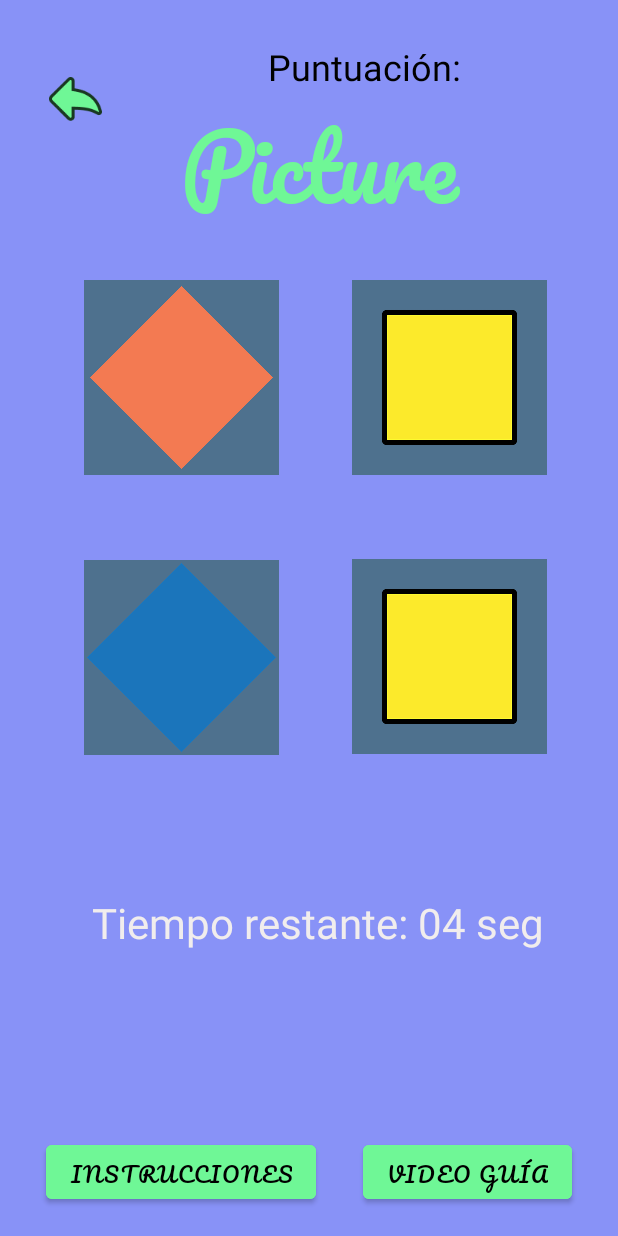
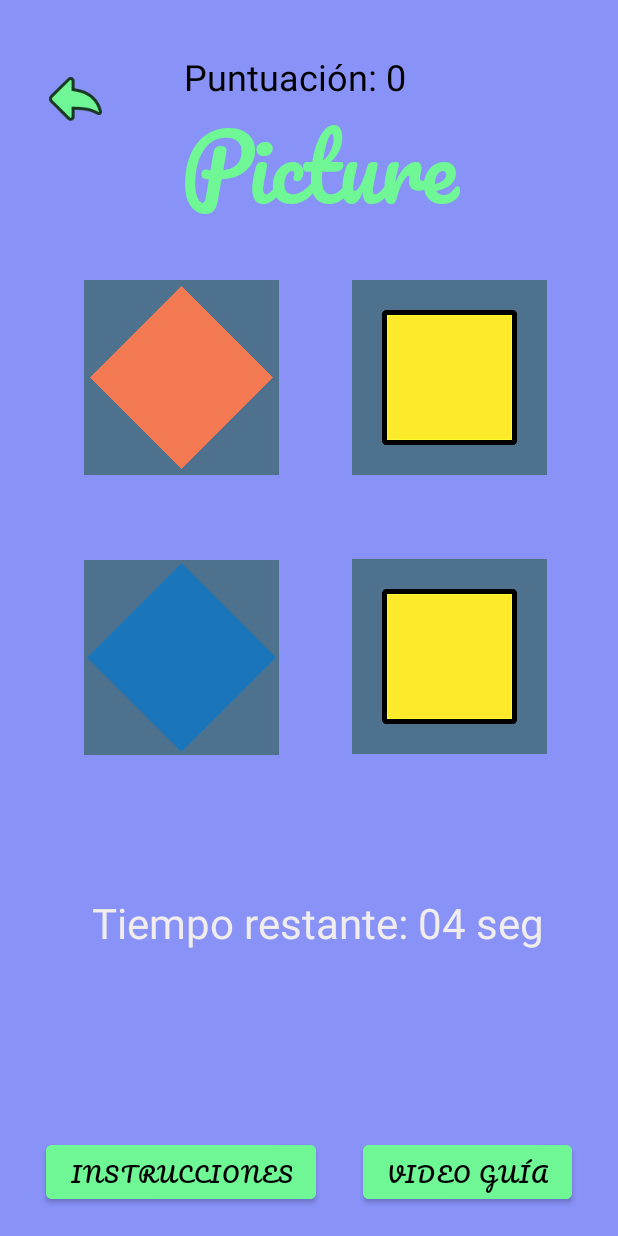
Before and after one commit to joelesdar/Remind-App, an Android app: the pictureGameScreen screen opened directly, with no data from a screen before it, on a phone screen of 412 x 824 dp. Run offline under Robolectric (Android 15) with nearby library versions, the phone set to English and light mode, and no system bars.

Commit message:
merge Final final funcionanding ahora si enserio

```diff
--- a/app/src/main/AndroidManifest.xml
+++ b/app/src/main/AndroidManifest.xml
@@ -17,11 +17,6 @@
         <activity
             android:name=".MainActivity"
             android:exported="true">
-            <intent-filter>
-                <action android:name="android.intent.action.MAIN" />
-
-                <category android:name="android.intent.category.LAUNCHER" />
-            </intent-filter>
 
             <meta-data
                 android:name="android.app.lib_name"
--- a/app/src/main/java/com/example/twins/Juego.java
+++ b/app/src/main/java/com/example/remind_app/Juego.java
@@ -1,4 +1,4 @@
-package com.example.twins;
+package com.example.remind_app;
 
 import android.graphics.Color;
 import android.os.Bundle;
@@ -11,11 +11,12 @@ import android.widget.TextView;
 import android.widget.Toast;
 
 import androidx.annotation.Nullable;
+
 import java.util.ArrayList;
 import java.util.Arrays;
 import java.util.Collections;
 
-public class Juego extends  MainActivity {
+public class Juego extends MainActivity {
 
     //Variables vista
     ImageButton imb00, imb01, imb02, imb03, imb04, imb05, imb06, imb07, imb08, imb09, imb10, imb11, imb12, imb13, imb14, imb15, imb16, imb17, imb18, imb19;
--- a/app/src/main/java/com/example/remind_app/MenuPrincipal.java
+++ b/app/src/main/java/com/example/remind_app/MenuPrincipal.java
@@ -20,4 +20,10 @@ public class MenuPrincipal extends AppCompatActivity {
         Intent pictureGame = new Intent (this, Picture.class);
         startActivity(pictureGame);
     }
+
+    /** Funcion para ingresar al juego twins */
+    public void IngresoTwins(View view) {
+        Intent twinsGame = new Intent (this, MainActivity.class);
+        startActivity(twinsGame);
+    }
 }
--- a/app/src/main/java/com/example/remind_app/picture/pictureGameScreen.java
+++ b/app/src/main/java/com/example/remind_app/picture/pictureGameScreen.java
@@ -3,6 +3,7 @@ package com.example.remind_app.picture;
 import android.app.AlertDialog;
 import android.content.DialogInterface;
 import android.content.Intent;
+import android.graphics.Rect;
 import android.os.Bundle;
 import android.os.CountDownTimer;
 import android.view.View;
@@ -24,12 +25,18 @@ import java.util.Scanner;
 public class pictureGameScreen extends AppCompatActivity {
 
     // Imagenes que se mostraran en pantalla
-    ImageView image1, image2, image3, image4;
+    ImageView image1, image2, image3, image4, image5, image6, image7, image8;
     ImageView imguser1, imguser2, imguser3, imguser4;
 
     Button instrucciones;
 
-    TextView time;
+    TextView time, PuntuacionPicture;
+
+    int puntuacion=0;
+
+    Rect area1, area2, area3, area4;
+
+    long segs = 5000;
 
     @Override
     protected void onCreate(Bundle savedInstanceState) {
@@ -42,6 +49,14 @@ public class pictureGameScreen extends AppCompatActivity {
         image2 = (ImageView) findViewById(R.id.imagen2);
         image3 = (ImageView) findViewById(R.id.imagen3);
         image4 = (ImageView) findViewById(R.id.imagen4);
+        image5 = (ImageView) findViewById(R.id.imagen5);
+        image6 = (ImageView) findViewById(R.id.imagen6);
+        image7 = (ImageView) findViewById(R.id.imagen7);
+        image8 = (ImageView) findViewById(R.id.imagen8);
+        image5.setVisibility(View.INVISIBLE);
+        image6.setVisibility(View.INVISIBLE);
+        image7.setVisibility(View.INVISIBLE);
+        image8.setVisibility(View.INVISIBLE);
 
         // imagenes con las que interactua el usuario
         imguser1 = (ImageView) findViewById(R.id.img1);
@@ -51,19 +66,16 @@ public class pictureGameScreen extends AppCompatActivity {
 
         time = (TextView) findViewById(R.id.gameTime);
 
+        PuntuacionPicture = (TextView) findViewById(R.id.PuntuacionPicture);
+
         instrucciones = findViewById(R.id.botonInstruccionesPicture2);
 
         /** Funciones de juego **/
         RandomImages();
         iniciarTiempo();
 
-        instrucciones.setOnClickListener(new View.OnClickListener() {
-            @Override
-            public void onClick(View view) {
-                mostrarInstrucciones();
-                System.out.println("Mostrar las instrucciones...");
-            }
-        });
+        /**Seleccion de imagenes**/
+
 
 
     }
@@ -106,7 +118,6 @@ public class pictureGameScreen extends AppCompatActivity {
 
     /**Temporizador**/
     private void iniciarTiempo(){
-        long segs = 5000;
 
         CountDownTimer contador = new CountDownTimer(segs, 1000) {
             @Override
@@ -123,18 +134,81 @@ public class pictureGameScreen extends AppCompatActivity {
             public void onFinish() {
                 time.setText("");
                 // ocultar imagenes
-                image1.setImageResource(R.drawable.googlepay_button_overlay);
-                image2.setImageResource(R.drawable.googlepay_button_overlay);
-                image3.setImageResource(R.drawable.googlepay_button_overlay);
-                image4.setImageResource(R.drawable.googlepay_button_overlay);
+                image1.setVisibility(View.INVISIBLE);
+                image2.setVisibility(View.INVISIBLE);
+                image3.setVisibility(View.INVISIBLE);
+                image4.setVisibility(View.INVISIBLE);
+                image5.setVisibility(View.VISIBLE);
+                image6.setVisibility(View.VISIBLE);
+                image7.setVisibility(View.VISIBLE);
+                image8.setVisibility(View.VISIBLE);
 
                 imguser1.setVisibility(View.VISIBLE);
                 imguser2.setVisibility(View.VISIBLE);
                 imguser3.setVisibility(View.VISIBLE);
                 imguser4.setVisibility(View.VISIBLE);
+
+                generarArea();
+                //verificarImagenes();
+
+                imguser1.setClickable(true);
+                imguser2.setClickable(true);
+                imguser3.setClickable(true);
+                imguser4.setClickable(true);
             }
         }.start();
     }
+
+    private Rect getLocationOnScreen(View mView) {
+        Rect mRect = new Rect();
+        int[] location = new int[2];
+
+        mView.getLocationOnScreen(location);
+
+        mRect.left = location[0];
+        mRect.top = location[1];
+        mRect.right = location[0] + mView.getWidth();
+        mRect.bottom = location[1] + mView.getHeight();
+
+        return mRect;
+    }
+
+    private void generarArea(){
+        area1 = getLocationOnScreen(image1);
+        area2 = getLocationOnScreen(image2);
+        area3 = getLocationOnScreen(image3);
+        area4 = getLocationOnScreen(image4);
+    }
+
+//    public View onClick(View v) {
+//        View vista = v;
+//        return vista;
+//    }
+
+//    private void verificarImagenes(){
+//        int[] values = new int[2];
+//        view.getLocationOnScreen(values);
+//        if(area1.contains(values1[0],values1[1])){
+//            puntuacion+=50;
+//            image1.setVisibility(View.VISIBLE);
+//            image5.setVisibility(View.INVISIBLE);
+//        }else if(area2.contains(values2[0],values2[1])){
+//            puntuacion+=50;
+//            image2.setVisibility(View.VISIBLE);
+//            image6.setVisibility(View.INVISIBLE);
+//        }else if(area2.contains(values3[0],values3[1])){
+//            puntuacion+=50;
+//            image3.setVisibility(View.VISIBLE);
+//            image7.setVisibility(View.INVISIBLE);
+//        }else if(area2.contains(values4[0],values4[1])){
+//            puntuacion+=50;
+//            image4.setVisibility(View.VISIBLE);
+//            image8.setVisibility(View.INVISIBLE);
+//        }else{
+//            puntuacion-=25;
+//        }
+//        PuntuacionPicture.setText("PuntuaciÃ³n: "+ (puntuacion-50));
+//    }
 
     /** Funcion para regresar al menu del juego picture */
     public void RegresoPicture(View view) {
--- a/app/src/main/res/layout/activity_main.xml
+++ b/app/src/main/res/layout/activity_main.xml
@@ -28,6 +28,7 @@
         android:layout_marginBottom="68dp"
         android:background="@null"
         android:contentDescription="@string/botonAtras"
+        android:onClick="Regresar"
         app:layout_constraintBottom_toTopOf="@+id/botonJugar"
         app:layout_constraintTop_toTopOf="parent"
         app:layout_constraintVertical_bias="0.0"
--- a/app/src/main/res/layout/activity_menu_principal.xml
+++ b/app/src/main/res/layout/activity_menu_principal.xml
@@ -13,6 +13,7 @@
         android:layout_height="144dp"
         android:background="@color/Complementary"
         android:fontFamily="@font/pacifico"
+        android:onClick="IngresoTwins"
         android:text="Twins"
         android:textColor="@color/Alert"
         android:textSize="16sp"
--- a/app/src/main/res/layout/activity_picture_game_screen.xml
+++ b/app/src/main/res/layout/activity_picture_game_screen.xml
@@ -38,17 +38,17 @@
         tools:ignore="MissingConstraints" />
 
     <TextView
-        android:id="@+id/maximaPuntuacionPicture"
+        android:id="@+id/PuntuacionPicture"
         android:layout_width="233dp"
         android:layout_height="42dp"
-        android:text="Puntuación:"
+        android:layout_marginEnd="56dp"
+        android:text="Puntuación: 0"
         android:textColor="@color/black"
         android:textSize="24sp"
         app:layout_constraintBottom_toBottomOf="parent"
         app:layout_constraintEnd_toEndOf="parent"
-        app:layout_constraintHorizontal_bias="0.487"
         app:layout_constraintTop_toTopOf="parent"
-        app:layout_constraintVertical_bias="0.036" />
+        app:layout_constraintVertical_bias="0.044" />
 
     <TextView
         android:id="@+id/gameTime"
@@ -115,6 +115,7 @@
         android:layout_width="80dp"
         android:layout_height="80dp"
         android:background="#004E718E"
+        android:clickable="false"
         android:src="@drawable/googlepay_button_overlay"
         android:visibility="invisible"
         app:layout_constraintBottom_toBottomOf="parent"
@@ -205,5 +206,61 @@
         app:layout_constraintTop_toBottomOf="@+id/tituloPicture"
         app:layout_constraintVertical_bias="0.0" />
 
+    <ImageView
+        android:id="@+id/imagen7"
+        android:layout_width="130dp"
+        android:layout_height="130dp"
+        android:layout_marginTop="40dp"
+        android:background="#4E718E"
+        android:src="@drawable/googlepay_button_overlay"
+        app:layout_constraintBottom_toBottomOf="parent"
+        app:layout_constraintEnd_toEndOf="parent"
+        app:layout_constraintHorizontal_bias="0.199"
+        app:layout_constraintStart_toStartOf="parent"
+        app:layout_constraintTop_toBottomOf="@+id/tituloPicture"
+        app:layout_constraintVertical_bias="0.413" />
+
+    <ImageView
+        android:id="@+id/imagen6"
+        android:layout_width="130dp"
+        android:layout_height="130dp"
+        android:layout_marginTop="40dp"
+        android:background="#4E718E"
+        android:src="@drawable/googlepay_button_overlay"
+        app:layout_constraintBottom_toBottomOf="parent"
+        app:layout_constraintEnd_toEndOf="parent"
+        app:layout_constraintHorizontal_bias="0.832"
+        app:layout_constraintStart_toStartOf="parent"
+        app:layout_constraintTop_toBottomOf="@+id/tituloPicture"
+        app:layout_constraintVertical_bias="0.002" />
+
+    <ImageView
+        android:id="@+id/imagen8"
+        android:layout_width="130dp"
+        android:layout_height="130dp"
+        android:layout_marginTop="40dp"
+        android:background="#4E718E"
+        android:src="@drawable/googlepay_button_overlay"
+        app:layout_constraintBottom_toBottomOf="parent"
+        app:layout_constraintEnd_toEndOf="parent"
+        app:layout_constraintHorizontal_bias="0.832"
+        app:layout_constraintStart_toStartOf="parent"
+        app:layout_constraintTop_toBottomOf="@+id/tituloPicture"
+        app:layout_constraintVertical_bias="0.413" />
+
+    <ImageView
+        android:id="@+id/imagen5"
+        android:layout_width="130dp"
+        android:layout_height="130dp"
+        android:layout_marginTop="40dp"
+        android:background="#4E718E"
+        android:src="@drawable/googlepay_button_overlay"
+        app:layout_constraintBottom_toBottomOf="parent"
+        app:layout_constraintEnd_toEndOf="parent"
+        app:layout_constraintHorizontal_bias="0.199"
+        app:layout_constraintStart_toStartOf="parent"
+        app:layout_constraintTop_toBottomOf="@+id/tituloPicture"
+        app:layout_constraintVertical_bias="0.0" />
+
 
 </androidx.constraintlayout.widget.ConstraintLayout>
```
Also changed, not shown: app/src/main/java/com/example/remind_app/MainActivity.java (renamed from app/src/main/java/com/example/twins/MainActivity.java, +9 -4 lines), app/src/main/res/font/pacifico.ttf (deleted).
